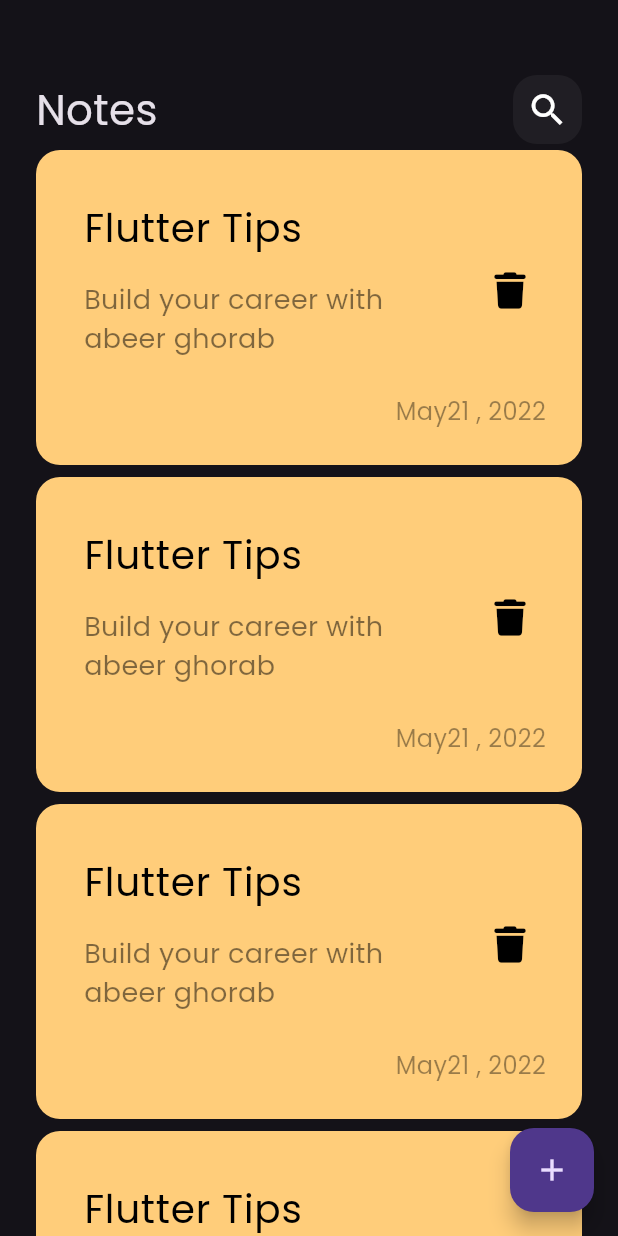
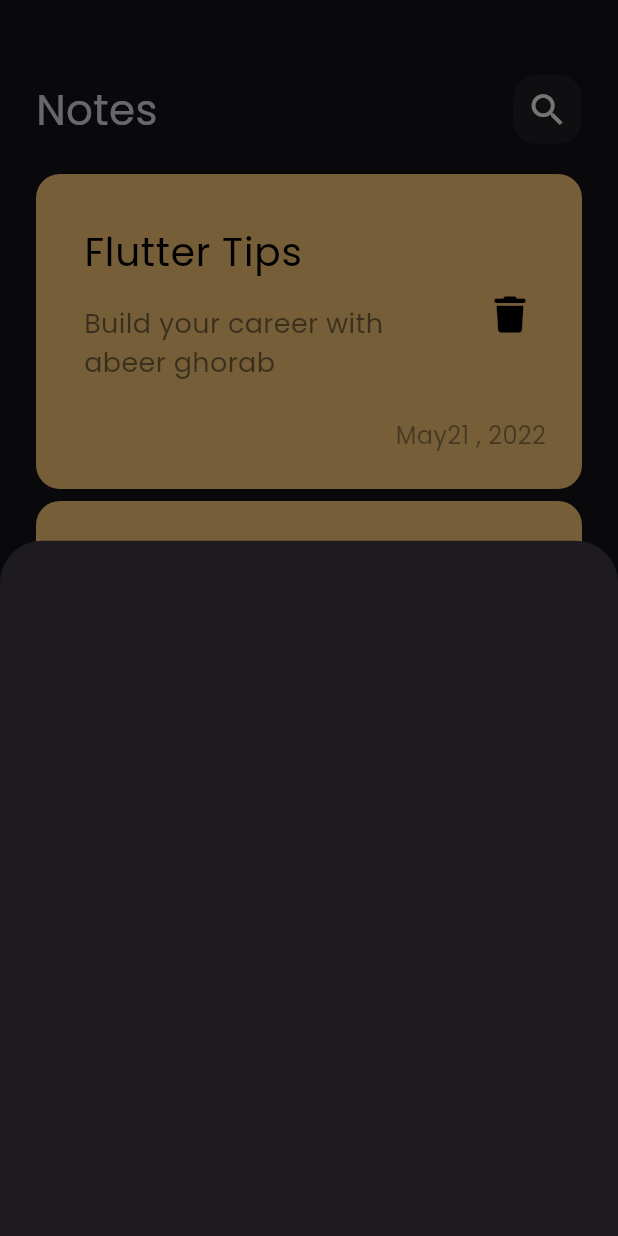
Before and after one commit to abeerghorab/notes_app, a Flutter app: the screen it shows after launch, after a tap on the "add" icon, on a phone screen of 412 x 824 dp. Run offline on Flutter 3.47's test engine with Material 3 defaults, Android fonts, the phone set to English and light mode, and no system bars; our stand-ins replace font_awesome_flutter.

Commit message:
add note buttom sheet

```diff
--- a/lib/views/notes_view.dart
+++ b/lib/views/notes_view.dart
@@ -1,4 +1,5 @@
 import 'package:flutter/material.dart';
+import 'package:notes_app/views/widgets/add_note_buttom_sheet.dart';
 import 'package:notes_app/views/widgets/notes_view_body.dart';
 
 class NotesView extends StatelessWidget {
@@ -8,7 +9,13 @@ class NotesView extends StatelessWidget {
   Widget build(BuildContext context) {
     return Scaffold(
       floatingActionButton: FloatingActionButton(
-        onPressed: () {},
+        onPressed: () {
+          showModalBottomSheet(
+              context: context,
+              builder: (context) {
+                return const AddNoteBottomSheet();
+              });
+        },
         child: const Icon(Icons.add),
       ),
       body: const NotesViewBody(),
--- /dev/null
+++ b/lib/views/widgets/add_note_buttom_sheet.dart
@@ -0,0 +1,10 @@
+import 'package:flutter/material.dart';
+
+class AddNoteBottomSheet extends StatelessWidget {
+  const AddNoteBottomSheet({super.key});
+
+  @override
+  Widget build(BuildContext context) {
+    return Container();
+  }
+}
--- a/lib/views/widgets/notes_list_view.dart
+++ b/lib/views/widgets/notes_list_view.dart
@@ -7,11 +7,16 @@ class NotesListView extends StatelessWidget {
 
   @override
   Widget build(BuildContext context) {
-    return ListView.builder(itemBuilder: (context, index) {
-      return const Padding(
-        padding: EdgeInsets.symmetric(vertical: 4),
-        child: NoteItem(),
-      );
-    });
+    return Padding(
+      padding: const EdgeInsets.symmetric(vertical: 16),
+      child: ListView.builder(
+          padding: EdgeInsets.zero,
+          itemBuilder: (context, index) {
+            return const Padding(
+              padding: EdgeInsets.symmetric(vertical: 4),
+              child: NoteItem(),
+            );
+          }),
+    );
   }
 }
```
